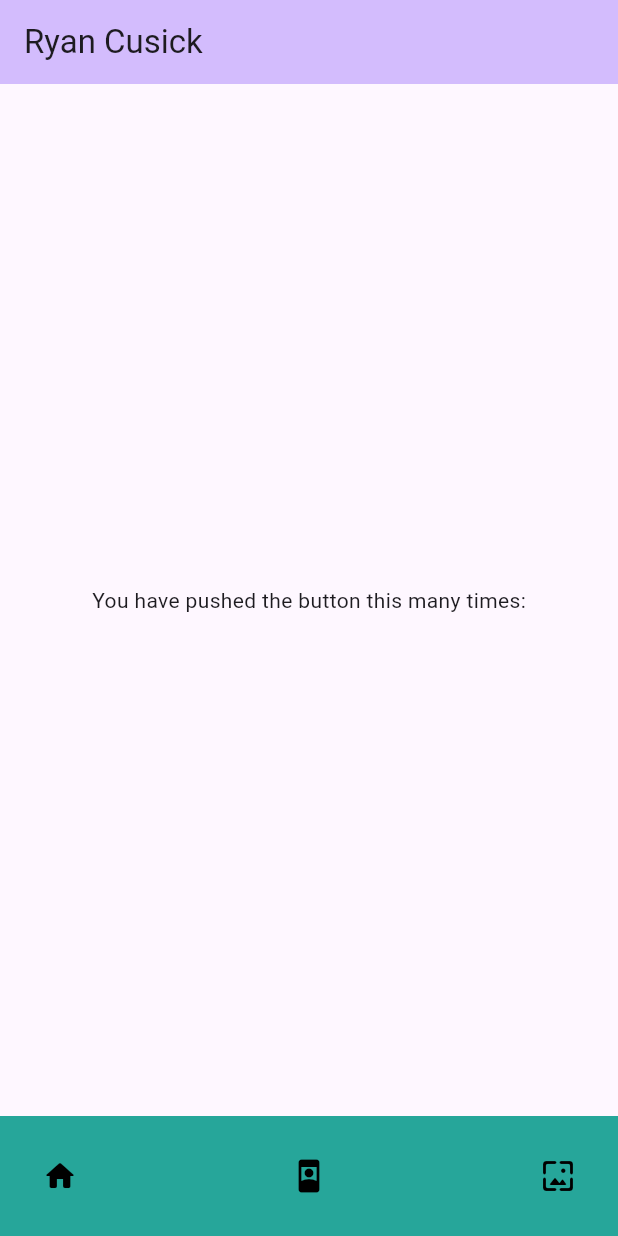
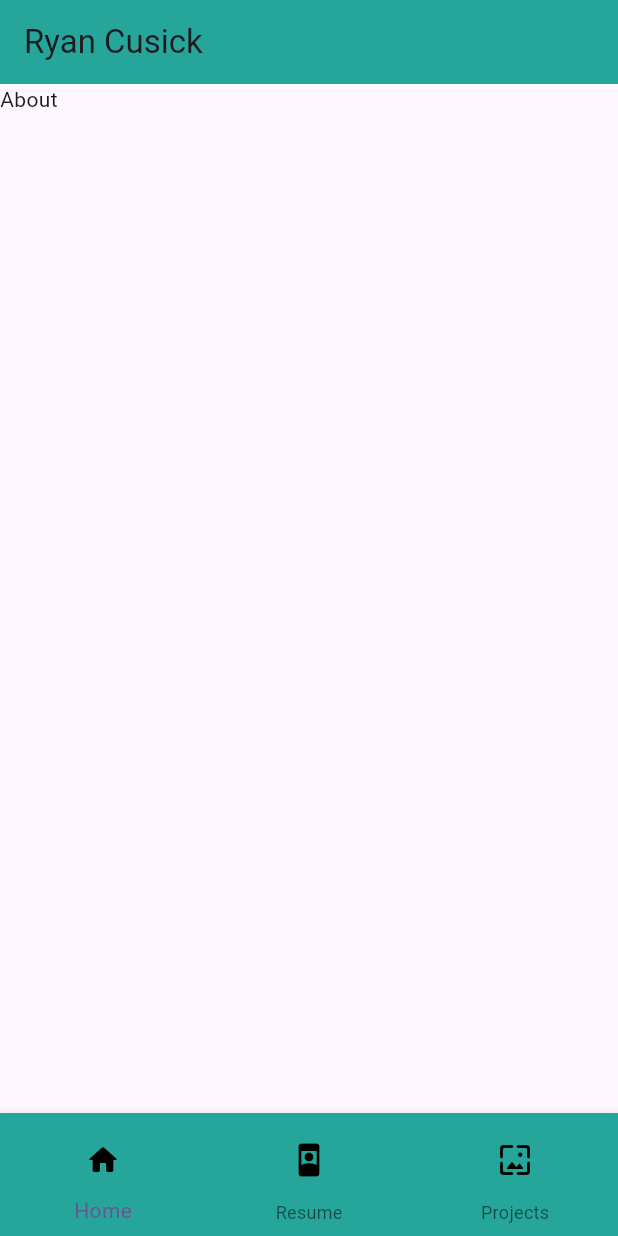
Before and after one commit to Cusick1/portfolio, a Flutter app: the screen it shows after launch, on a phone screen of 412 x 824 dp. Run offline on Flutter 3.47's test engine with Material 3 defaults, Android fonts, the phone set to English and light mode, and no system bars.

Commit message:
Created each page and updated bottomNavigationBar to actually be one and not an app bar

```diff
--- /dev/null
+++ b/lib/presentation/about_page.dart
@@ -0,0 +1,10 @@
+import 'package:flutter/material.dart';
+
+class About extends StatelessWidget {
+  const About({super.key});
+
+  @override
+  Widget build(BuildContext context) {
+    return Scaffold(body: Text('About'));
+  }
+}
--- a/lib/presentation/home_page.dart
+++ b/lib/presentation/home_page.dart
@@ -1,58 +1,70 @@
 import 'package:flutter/material.dart';
+import 'package:portfolio/presentation/about_page.dart';
+import 'package:portfolio/presentation/projects_page.dart';
+import 'package:portfolio/presentation/resume_page.dart';
 
-//TODO: Most likely need to change this back to stateful, but wait until we need to make stateful changes.
-class MyHomePage extends StatelessWidget {
+class MyHomePage extends StatefulWidget {
   const MyHomePage({super.key});
+
+  @override
+  State<MyHomePage> createState() => _MyHomePageState();
+}
+
+class _MyHomePageState extends State<MyHomePage> {
+  int _currentIndex = 0;
+
+  void _onNavigationItemTapped(int index) {
+    setState(() {
+      _currentIndex = index;
+    });
+  }
+
+  final List<Widget> _pages = [About(), Resume(), Projects()];
 
   @override
   Widget build(BuildContext context) {
     //TODO: research if scaffold is most comomonly used or do people create their own custom scaffolds.
     return Scaffold(
       appBar: AppBar(
-        backgroundColor: Theme.of(context).colorScheme.inversePrimary,
+        backgroundColor: Colors.teal[400],
         title: Text('Ryan Cusick'),
       ),
-      //TODO: We could consider making the child be one of 3 different page widgets and set state if one of the bottom buttons is pressed to change the content.
-      //TODO: If we don't want to use set state, then we could tyr to set up a listener and listen to a variable and adjust screens based on that.
-      body: Center(
-        child: Column(
-          // TRY THIS: Invoke "debug painting" (choose the "Toggle Debug Paint"
-          // action in the IDE, or press "p" in the console), to see the
-          // wireframe for each widget.
-          mainAxisAlignment: MainAxisAlignment.center,
-          children: <Widget>[
-            const Text('You have pushed the button this many times:'),
-          ],
-        ),
-      ),
-      bottomNavigationBar: BottomAppBar(
-        color: Colors.teal[400],
-        child: Row(
-          mainAxisAlignment: MainAxisAlignment.spaceBetween,
-          children: [
-            IconButton(
+      body: _pages[_currentIndex],
+      bottomNavigationBar: BottomNavigationBar(
+        currentIndex: _currentIndex,
+        backgroundColor: Colors.teal[400],
+        items: [
+          BottomNavigationBarItem(
+            icon: IconButton(
               color: Colors.black,
               icon: const Icon(Icons.home_rounded),
               onPressed: () {
-                // Handle home button press
+                _onNavigationItemTapped(0);
               },
             ),
-            IconButton(
+            label: 'Home',
+          ),
+          BottomNavigationBarItem(
+            icon: IconButton(
               color: Colors.black,
               icon: const Icon(Icons.remember_me_rounded),
               onPressed: () {
-                // Handle resume button press
+                _onNavigationItemTapped(1);
               },
             ),
-            IconButton(
+            label: 'Resume',
+          ),
+          BottomNavigationBarItem(
+            icon: IconButton(
               color: Colors.black,
               icon: const Icon(Icons.now_wallpaper_rounded),
               onPressed: () {
-                // Handle projects button press
+                _onNavigationItemTapped(2);
               },
             ),
-          ],
-        ),
+            label: 'Projects',
+          ),
+        ],
       ),
     );
   }
--- /dev/null
+++ b/lib/presentation/projects_page.dart
@@ -0,0 +1,10 @@
+import 'package:flutter/material.dart';
+
+class Projects extends StatelessWidget {
+  const Projects({super.key});
+
+  @override
+  Widget build(BuildContext context) {
+    return Scaffold(body: Text('Projects'));
+  }
+}
--- /dev/null
+++ b/lib/presentation/resume_page.dart
@@ -0,0 +1,10 @@
+import 'package:flutter/material.dart';
+
+class Resume extends StatelessWidget {
+  const Resume({super.key});
+
+  @override
+  Widget build(BuildContext context) {
+    return Scaffold(body: Text('Resume'));
+  }
+}
```
